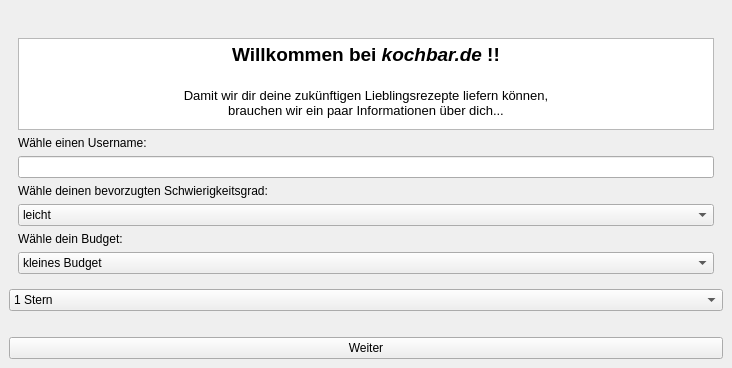
This is recsys.ui in tina-e/ColdStartRecommender as Qt 5 draws it before an edit. The edited form follows.
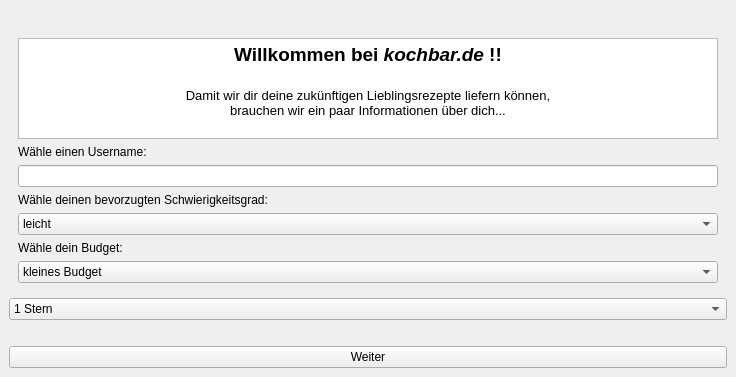
This is the edited form.

What changed in the file:
```diff
--- a/recsys.ui
+++ b/recsys.ui
@@ -6,8 +6,8 @@
    <rect>
     <x>0</x>
     <y>0</y>
-    <width>732</width>
-    <height>368</height>
+    <width>736</width>
+    <height>377</height>
    </rect>
   </property>
   <property name="windowTitle">
@@ -15,7 +15,7 @@
   </property>
   <widget class="QWidget" name="centralwidget">
    <layout class="QGridLayout" name="gridLayout">
-    <item row="6" column="0">
+    <item row="5" column="0">
      <widget class="QPushButton" name="next_button">
       <property name="text">
        <string>Weiter</string>
@@ -588,7 +588,7 @@
       </widget>
      </widget>
     </item>
-    <item row="5" column="0">
+    <item row="4" column="0">
      <widget class="QLabel" name="label_error">
       <property name="enabled">
        <bool>true</bool>
```
